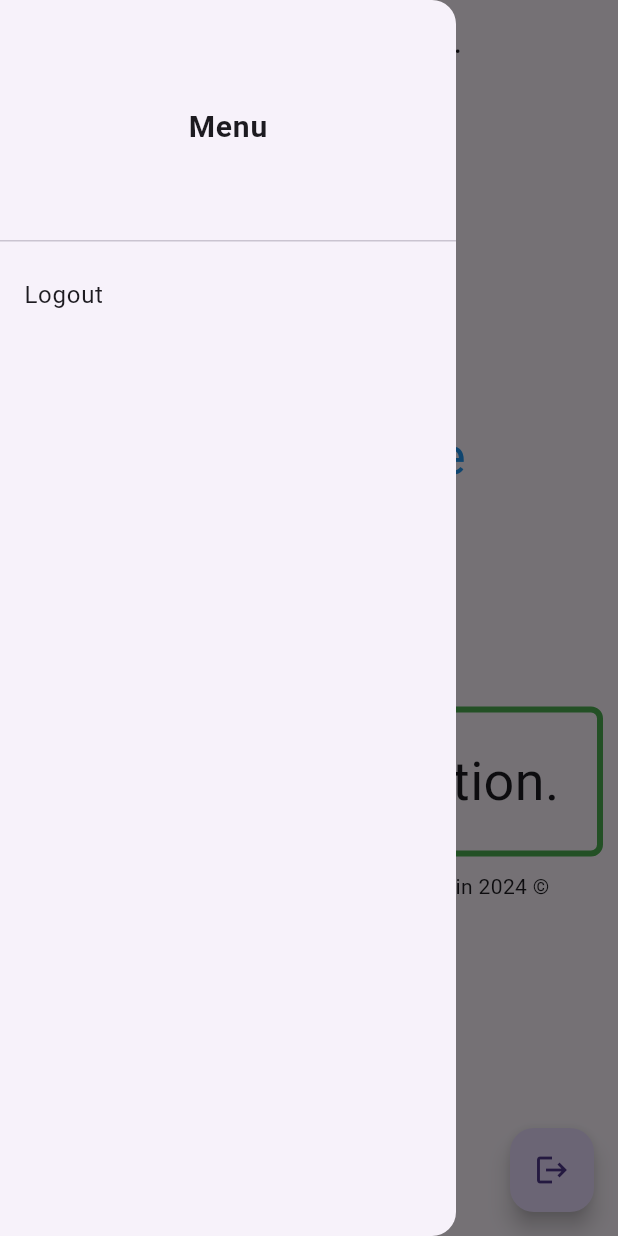
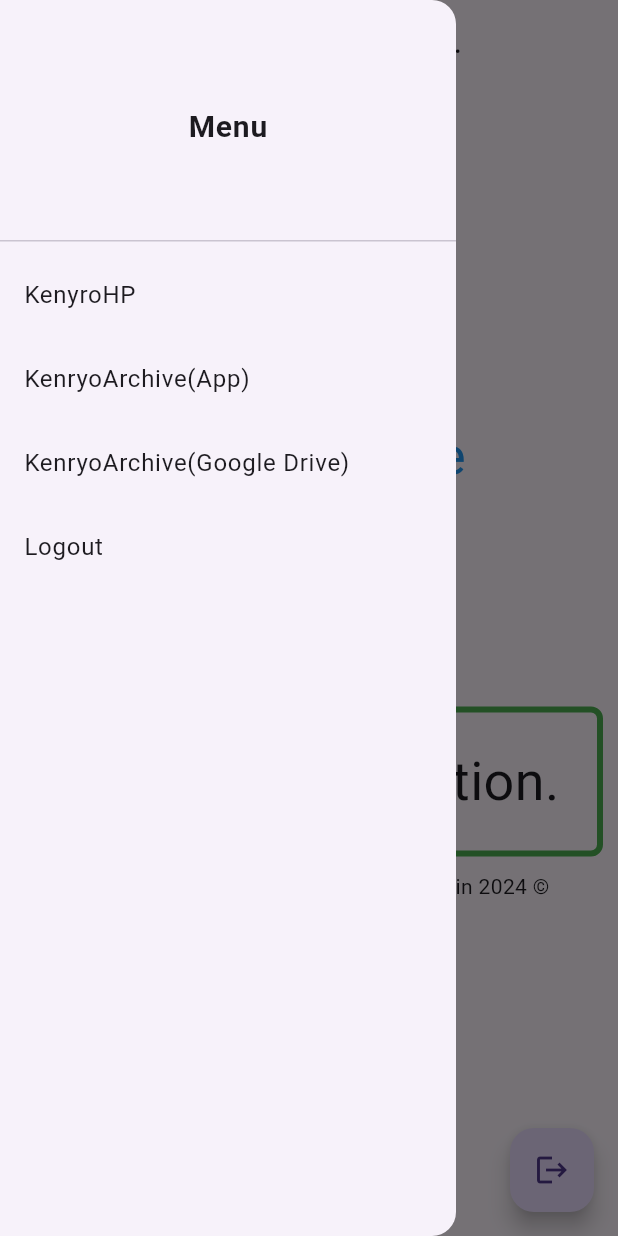
Before and after one commit to yuki-4201/Door_App_Public, a Flutter app: the HomePage screen opened directly, with the side drawer open, on a phone screen of 412 x 824 dp. Run offline on Flutter 3.47's test engine with Material 3 defaults, Android fonts, the phone set to English and light mode, and no system bars; our stand-ins replace flutter_dotenv, flutter_secure_storage, supabase_flutter; accounts and stored records are empty.

Commit message:
Update home_page.dart

```diff
--- a/lib/pages/home_page.dart
+++ b/lib/pages/home_page.dart
@@ -60,6 +60,27 @@ class HomePageState extends State<HomePage> {
               ),
             ),
           ),
+        ),
+        ListTile(
+          title: const Text('KenyroHP'),
+          onTap: (){
+            final url = Uri.parse('https://kenryo.ed.jp');
+            launchUrl(url);
+          },
+        ),
+        ListTile(
+          title: const Text('KenryoArchive(App)'),
+          onTap: (){
+            final url = Uri.parse('https://apps.apple.com/jp/app/%E7%B8%A3%E9%99%B5%E6%8E%A2%E7%A9%B6%E3%82%A2%E3%83%BC%E3%82%AB%E3%82%A4%E3%83%96/id6738385612');
+            launchUrl(url);
+          },
+        ),
+        ListTile(
+          title: const Text('KenryoArchive(Google Drive)'),
+          onTap: (){
+            final url = Uri.parse('https://drive.google.com/drive/folders/0AG2mAiSF-9WuUk9PVA');
+            launchUrl(url);
+          },
         ),
         ListTile(
           title: Text('Logout'),
```
